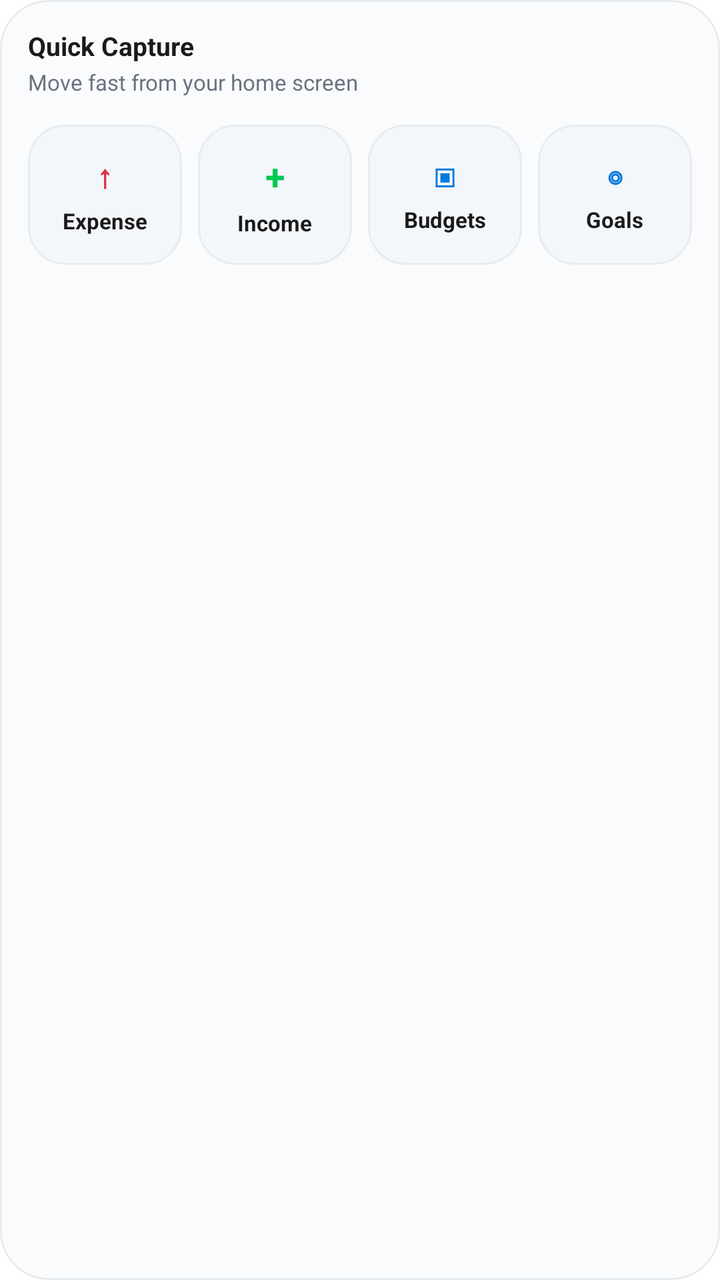
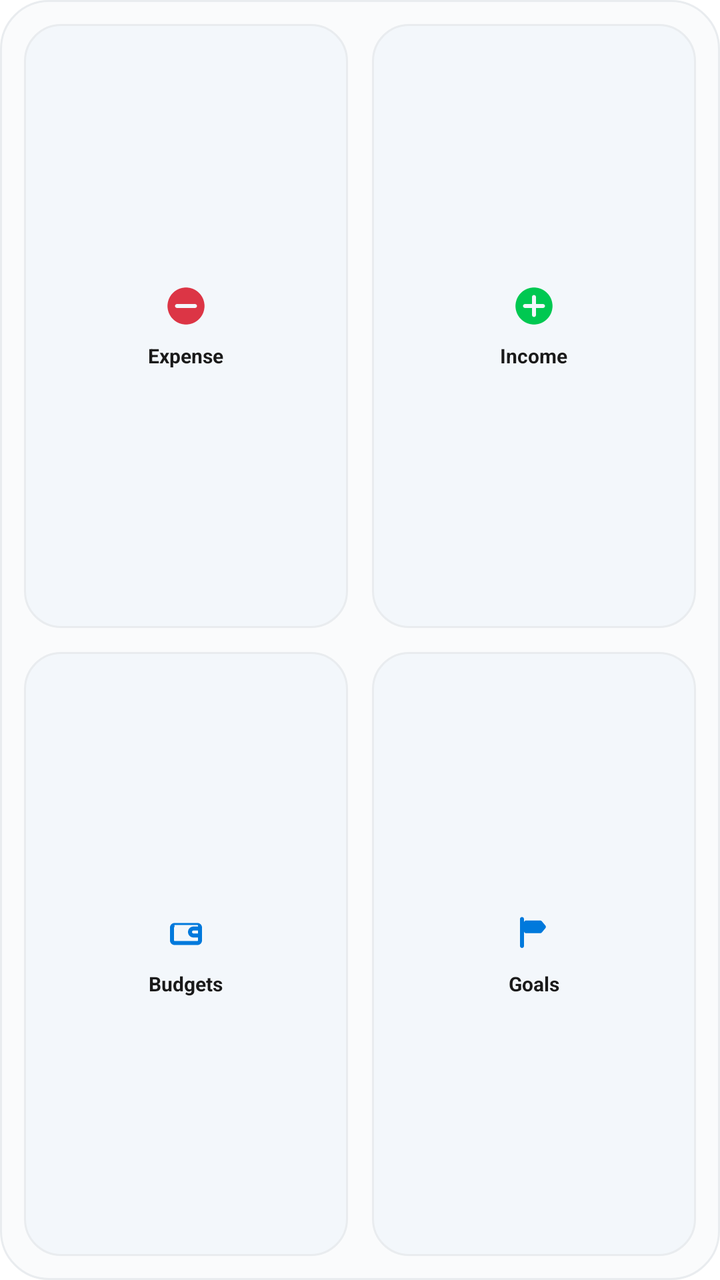

An Android layout rendered at two revisions. The XML below is the earlier revision; the diff shows what the commit changed to produce the second picture.
<!-- AndroidManifest.xml: fallback theme Theme.MaterialComponents.DayNight.NoActionBar -->
<!-- res/layout/quick_capture_widget.xml -->
<?xml version="1.0" encoding="utf-8"?>
<LinearLayout xmlns:android="http://schemas.android.com/apk/res/android"
    android:id="@+id/widget_quick_capture_container"
    android:layout_width="match_parent"
    android:layout_height="match_parent"
    android:background="@drawable/widget_background"
    android:orientation="vertical"
    android:padding="14dp">

    <TextView
        android:layout_width="match_parent"
        android:layout_height="wrap_content"
        android:text="Quick Capture"
        android:textColor="@color/widget_text_primary"
        android:textSize="13sp"
        android:textStyle="bold" />

    <TextView
        android:layout_width="match_parent"
        android:layout_height="wrap_content"
        android:layout_marginTop="2dp"
        android:text="Move fast from your home screen"
        android:textColor="@color/widget_text_secondary"
        android:textSize="11sp" />

    <LinearLayout
        android:layout_width="match_parent"
        android:layout_height="wrap_content"
        android:layout_marginTop="14dp"
        android:orientation="horizontal"
        android:weightSum="4">

        <LinearLayout
            android:id="@+id/action_add_expense"
            android:layout_width="0dp"
            android:layout_height="70dp"
            android:layout_marginEnd="6dp"
            android:layout_weight="1"
            android:background="@drawable/widget_action_tile_background"
            android:clickable="true"
            android:focusable="true"
            android:gravity="center"
            android:orientation="vertical"
            android:padding="8dp">

            <TextView
                android:layout_width="wrap_content"
                android:layout_height="wrap_content"
                android:text="↑"
                android:textColor="@color/widget_expense"
                android:textSize="16sp"
                android:textStyle="bold" />

            <TextView
                android:layout_width="wrap_content"
                android:layout_height="wrap_content"
                android:layout_marginTop="4dp"
                android:text="Expense"
                android:textColor="@color/widget_text_primary"
                android:textSize="11sp"
                android:textStyle="bold" />
        </LinearLayout>

        <LinearLayout
            android:id="@+id/action_add_income"
            android:layout_width="0dp"
            android:layout_height="70dp"
            android:layout_marginStart="2dp"
            android:layout_marginEnd="4dp"
            android:layout_weight="1"
            android:background="@drawable/widget_action_tile_background"
            android:clickable="true"
            android:focusable="true"
            android:gravity="center"
            android:orientation="vertical"
            android:padding="8dp">

            <TextView
                android:layout_width="wrap_content"
                android:layout_height="wrap_content"
                android:text="+"
                android:textColor="@color/widget_income"
                android:textSize="18sp"
                android:textStyle="bold" />

            <TextView
                android:layout_width="wrap_content"
                android:layout_height="wrap_content"
                android:layout_marginTop="4dp"
                android:text="Income"
                android:textColor="@color/widget_text_primary"
                android:textSize="11sp"
                android:textStyle="bold" />
        </LinearLayout>

        <LinearLayout
            android:id="@+id/action_open_budgets"
            android:layout_width="0dp"
            android:layout_height="70dp"
            android:layout_marginStart="4dp"
            android:layout_marginEnd="2dp"
            android:layout_weight="1"
            android:background="@drawable/widget_action_tile_background"
            android:clickable="true"
            android:focusable="true"
            android:gravity="center"
            android:orientation="vertical"
            android:padding="8dp">

            <TextView
                android:layout_width="wrap_content"
                android:layout_height="wrap_content"
                android:text="▣"
                android:textColor="@color/widget_goal_progress"
                android:textSize="15sp"
                android:textStyle="bold" />

            <TextView
                android:layout_width="wrap_content"
                android:layout_height="wrap_content"
                android:layout_marginTop="4dp"
                android:text="Budgets"
                android:textColor="@color/widget_text_primary"
                android:textSize="11sp"
                android:textStyle="bold" />
        </LinearLayout>

        <LinearLayout
            android:id="@+id/action_open_goals"
            android:layout_width="0dp"
            android:layout_height="70dp"
            android:layout_marginStart="6dp"
            android:layout_weight="1"
            android:background="@drawable/widget_action_tile_background"
            android:clickable="true"
            android:focusable="true"
            android:gravity="center"
            android:orientation="vertical"
            android:padding="8dp">

            <TextView
                android:layout_width="wrap_content"
                android:layout_height="wrap_content"
                android:text="◎"
                android:textColor="@color/widget_goal_progress"
                android:textSize="15sp"
                android:textStyle="bold" />

            <TextView
                android:layout_width="wrap_content"
                android:layout_height="wrap_content"
                android:layout_marginTop="4dp"
                android:text="Goals"
                android:textColor="@color/widget_text_primary"
                android:textSize="11sp"
                android:textStyle="bold" />
        </LinearLayout>
    </LinearLayout>

</LinearLayout>
<!-- resources referenced by this layout -->
<resources>
  <color name="widget_expense">#DC3545</color>
  <color name="widget_goal_progress">#0079DC</color>
  <color name="widget_income">#00C851</color>
  <color name="widget_text_primary">#1A1A1A</color>
  <color name="widget_text_secondary">#6B7280</color>
  <!-- drawable widget_action_tile_background (drawable) -->
  <?xml version="1.0" encoding="utf-8"?>
  <shape xmlns:android="http://schemas.android.com/apk/res/android">
      <solid android:color="@color/widget_surface_alt" />
      <corners android:radius="18dp" />
      <stroke
          android:width="1dp"
          android:color="@color/widget_divider" />
  </shape>
  <!-- drawable widget_background (drawable) -->
  <?xml version="1.0" encoding="utf-8"?>
  <shape xmlns:android="http://schemas.android.com/apk/res/android">
      <solid android:color="@color/widget_background" />
      <corners android:radius="24dp" />
      <stroke
          android:width="1dp"
          android:color="@color/widget_divider" />
  </shape>
  <color name="widget_surface_alt">#F3F7FB</color>
  <color name="widget_divider">#E9ECEF</color>
  <color name="widget_background">#FAFBFC</color>
</resources>

<!-- the commit's change to res/layout/quick_capture_widget.xml (unified diff, before → after) -->
@@ -5,35 +5,20 @@
     android:layout_height="match_parent"
     android:background="@drawable/widget_background"
     android:orientation="vertical"
-    android:padding="14dp">
-
-    <TextView
-        android:layout_width="match_parent"
-        android:layout_height="wrap_content"
-        android:text="Quick Capture"
-        android:textColor="@color/widget_text_primary"
-        android:textSize="13sp"
-        android:textStyle="bold" />
-
-    <TextView
-        android:layout_width="match_parent"
-        android:layout_height="wrap_content"
-        android:layout_marginTop="2dp"
-        android:text="Move fast from your home screen"
-        android:textColor="@color/widget_text_secondary"
-        android:textSize="11sp" />
+    android:gravity="center"
+    android:padding="12dp">
 
     <LinearLayout
         android:layout_width="match_parent"
-        android:layout_height="wrap_content"
-        android:layout_marginTop="14dp"
+        android:layout_height="0dp"
+        android:layout_weight="1"
         android:orientation="horizontal"
-        android:weightSum="4">
+        android:weightSum="2">
 
         <LinearLayout
             android:id="@+id/action_add_expense"
             android:layout_width="0dp"
-            android:layout_height="70dp"
+            android:layout_height="match_parent"
             android:layout_marginEnd="6dp"
             android:layout_weight="1"
             android:background="@drawable/widget_action_tile_background"
@@ -43,92 +28,27 @@
             android:orientation="vertical"
             android:padding="8dp">
 
-            <TextView
-                android:layout_width="wrap_content"
-                android:layout_height="wrap_content"
-                android:text="↑"
-                android:textColor="@color/widget_expense"
-                android:textSize="16sp"
-                android:textStyle="bold" />
+            <ImageView
+                android:layout_width="24dp"
+                android:layout_height="24dp"
+                android:contentDescription="@null"
+                android:src="@drawable/widget_ic_expense"
+                android:tint="@color/widget_expense" />
 
             <TextView
                 android:layout_width="wrap_content"
                 android:layout_height="wrap_content"
-                android:layout_marginTop="4dp"
+                android:layout_marginTop="6dp"
                 android:text="Expense"
                 android:textColor="@color/widget_text_primary"
-                android:textSize="11sp"
+                android:textSize="10sp"
                 android:textStyle="bold" />
         </LinearLayout>
 
         <LinearLayout
             android:id="@+id/action_add_income"
             android:layout_width="0dp"
-            android:layout_height="70dp"
-            android:layout_marginStart="2dp"
-            android:layout_marginEnd="4dp"
-            android:layout_weight="1"
-            android:background="@drawable/widget_action_tile_background"
-            android:clickable="true"
-            android:focusable="true"
-            android:gravity="center"
-            android:orientation="vertical"
-            android:padding="8dp">
-
-            <TextView
-                android:layout_width="wrap_content"
-                android:layout_height="wrap_content"
-                android:text="+"
-                android:textColor="@color/widget_income"
-                android:textSize="18sp"
-                android:textStyle="bold" />
-
-            <TextView
-                android:layout_width="wrap_content"
-                android:layout_height="wrap_content"
-                android:layout_marginTop="4dp"
-                android:text="Income"
-                android:textColor="@color/widget_text_primary"
-                android:textSize="11sp"
-                android:textStyle="bold" />
-        </LinearLayout>
-
-        <LinearLayout
-            android:id="@+id/action_open_budgets"
-            android:layout_width="0dp"
-            android:layout_height="70dp"
-            android:layout_marginStart="4dp"
-            android:layout_marginEnd="2dp"
-            android:layout_weight="1"
-            android:background="@drawable/widget_action_tile_background"
-            android:clickable="true"
-            android:focusable="true"
-            android:gravity="center"
-            android:orientation="vertical"
-            android:padding="8dp">
-
-            <TextView
-                android:layout_width="wrap_content"
-                android:layout_height="wrap_content"
-                android:text="▣"
-                android:textColor="@color/widget_goal_progress"
-                android:textSize="15sp"
-                android:textStyle="bold" />
-
-            <TextView
-                android:layout_width="wrap_content"
-                android:layout_height="wrap_content"
-                android:layout_marginTop="4dp"
-                android:text="Budgets"
-                android:textColor="@color/widget_text_primary"
-                android:textSize="11sp"
-                android:textStyle="bold" />
-        </LinearLayout>
-
-        <LinearLayout
-            android:id="@+id/action_open_goals"
-            android:layout_width="0dp"
-            android:layout_height="70dp"
+            android:layout_height="match_parent"
             android:layout_marginStart="6dp"
             android:layout_weight="1"
             android:background="@drawable/widget_action_tile_background"
@@ -138,21 +58,89 @@
             android:orientation="vertical"
             android:padding="8dp">
 
-            <TextView
-                android:layout_width="wrap_content"
-                android:layout_height="wrap_content"
-                android:text="◎"
-                android:textColor="@color/widget_goal_progress"
-                android:textSize="15sp"
-                android:textStyle="bold" />
+            <ImageView
+                android:layout_width="24dp"
+                android:layout_height="24dp"
+                android:contentDescription="@null"
+                android:src="@drawable/widget_ic_income"
+                android:tint="@color/widget_income" />
 
             <TextView
                 android:layout_width="wrap_content"
                 android:layout_height="wrap_content"
-                android:layout_marginTop="4dp"
+                android:layout_marginTop="6dp"
+                android:text="Income"
+                android:textColor="@color/widget_text_primary"
+                android:textSize="10sp"
+                android:textStyle="bold" />
+        </LinearLayout>
+    </LinearLayout>
+
+    <LinearLayout
+        android:layout_width="match_parent"
+        android:layout_height="0dp"
+        android:layout_marginTop="12dp"
+        android:layout_weight="1"
+        android:orientation="horizontal"
+        android:weightSum="2">
+
+        <LinearLayout
+            android:id="@+id/action_open_budgets"
+            android:layout_width="0dp"
+            android:layout_height="match_parent"
+            android:layout_marginEnd="6dp"
+            android:layout_weight="1"
+            android:background="@drawable/widget_action_tile_background"
+            android:clickable="true"
+            android:focusable="true"
+            android:gravity="center"
+            android:orientation="vertical"
+            android:padding="8dp">
+
+            <ImageView
+                android:layout_width="24dp"
+                android:layout_height="24dp"
+                android:contentDescription="@null"
+                android:src="@drawable/widget_ic_budget"
+                android:tint="@color/widget_goal_progress" />
+
+            <TextView
+                android:layout_width="wrap_content"
+                android:layout_height="wrap_content"
+                android:layout_marginTop="6dp"
+                android:text="Budgets"
+                android:textColor="@color/widget_text_primary"
+                android:textSize="10sp"
+                android:textStyle="bold" />
+        </LinearLayout>
+
+        <LinearLayout
+            android:id="@+id/action_open_goals"
+            android:layout_width="0dp"
+            android:layout_height="match_parent"
+            android:layout_marginStart="6dp"
+            android:layout_weight="1"
+            android:background="@drawable/widget_action_tile_background"
+            android:clickable="true"
+            android:focusable="true"
+            android:gravity="center"
+            android:orientation="vertical"
+            android:padding="8dp">
+
+            <ImageView
+                android:layout_width="24dp"
+                android:layout_height="24dp"
+                android:contentDescription="@null"
+                android:src="@drawable/widget_ic_goal"
+                android:tint="@color/widget_goal_progress" />
+
+            <TextView
+                android:layout_width="wrap_content"
+                android:layout_height="wrap_content"
+                android:layout_marginTop="6dp"
                 android:text="Goals"
                 android:textColor="@color/widget_text_primary"
-                android:textSize="11sp"
+                android:textSize="10sp"
                 android:textStyle="bold" />
         </LinearLayout>
     </LinearLayout>
<!-- resource entries referenced after the edit -->
@@ -4,7 +4,6 @@
   <color name="widget_goal_progress">#0079DC</color>
   <color name="widget_income">#00C851</color>
   <color name="widget_text_primary">#1A1A1A</color>
-  <color name="widget_text_secondary">#6B7280</color>
   <!-- drawable widget_action_tile_background (drawable) -->
   <?xml version="1.0" encoding="utf-8"?>
   <shape xmlns:android="http://schemas.android.com/apk/res/android">
@@ -23,6 +22,46 @@
           android:width="1dp"
           android:color="@color/widget_divider" />
   </shape>
+  <!-- drawable widget_ic_budget (drawable) -->
+  <vector xmlns:android="http://schemas.android.com/apk/res/android"
+      android:width="24dp"
+      android:height="24dp"
+      android:viewportWidth="24"
+      android:viewportHeight="24">
+      <path
+          android:fillColor="#FF000000"
+          android:pathData="M6.25,6.5h11.5c1.24,0 2.25,1.01 2.25,2.25v6.5c0,1.24 -1.01,2.25 -2.25,2.25H6.25C5.01,17.5 4,16.49 4,15.25v-6.5C4,7.51 5.01,6.5 6.25,6.5zM6.25,8.5c-0.14,0 -0.25,0.11 -0.25,0.25v6.5c0,0.14 0.11,0.25 0.25,0.25h11.5c0.14,0 0.25,-0.11 0.25,-0.25v-1.5h-2.25c-1.52,0 -2.75,-1.23 -2.75,-2.75s1.23,-2.75 2.75,-2.75H18v-0.5c0,-0.14 -0.11,-0.25 -0.25,-0.25H6.25zM15.75,10.25c-0.41,0 -0.75,0.34 -0.75,0.75s0.34,0.75 0.75,0.75H18v-1.5H15.75z" />
+  </vector>
+  <!-- drawable widget_ic_expense (drawable) -->
+  <vector xmlns:android="http://schemas.android.com/apk/res/android"
+      android:width="24dp"
+      android:height="24dp"
+      android:viewportWidth="24"
+      android:viewportHeight="24">
+      <path
+          android:fillColor="#FF000000"
+          android:pathData="M12,2.75c-5.11,0 -9.25,4.14 -9.25,9.25s4.14,9.25 9.25,9.25s9.25,-4.14 9.25,-9.25S17.11,2.75 12,2.75zM7.5,11h9c0.55,0 1,0.45 1,1s-0.45,1 -1,1h-9c-0.55,0 -1,-0.45 -1,-1s0.45,-1 1,-1z" />
+  </vector>
+  <!-- drawable widget_ic_goal (drawable) -->
+  <vector xmlns:android="http://schemas.android.com/apk/res/android"
+      android:width="24dp"
+      android:height="24dp"
+      android:viewportWidth="24"
+      android:viewportHeight="24">
+      <path
+          android:fillColor="#FF000000"
+          android:pathData="M6,3.5c0.55,0 1,0.45 1,1V18c0,0.55 -0.45,1 -1,1s-1,-0.45 -1,-1V4.5c0,-0.55 0.45,-1 1,-1zM8,5.25h7.13c0.3,0 0.58,0.13 0.77,0.36l1.82,2.18c0.31,0.37 0.31,0.91 0,1.28l-1.82,2.18c-0.19,0.23 -0.47,0.36 -0.77,0.36H8c-0.55,0 -1,-0.45 -1,-1v-4.36c0,-0.55 0.45,-1 1,-1z" />
+  </vector>
+  <!-- drawable widget_ic_income (drawable) -->
+  <vector xmlns:android="http://schemas.android.com/apk/res/android"
+      android:width="24dp"
+      android:height="24dp"
+      android:viewportWidth="24"
+      android:viewportHeight="24">
+      <path
+          android:fillColor="#FF000000"
+          android:pathData="M12,2.75c-5.11,0 -9.25,4.14 -9.25,9.25s4.14,9.25 9.25,9.25s9.25,-4.14 9.25,-9.25S17.11,2.75 12,2.75zM11,7.5c0,-0.55 0.45,-1 1,-1s1,0.45 1,1V11h3.5c0.55,0 1,0.45 1,1s-0.45,1 -1,1H13v3.5c0,0.55 -0.45,1 -1,1s-1,-0.45 -1,-1V13H7.5c-0.55,0 -1,-0.45 -1,-1s0.45,-1 1,-1H11V7.5z" />
+  </vector>
   <color name="widget_surface_alt">#F3F7FB</color>
   <color name="widget_divider">#E9ECEF</color>
   <color name="widget_background">#FAFBFC</color>
